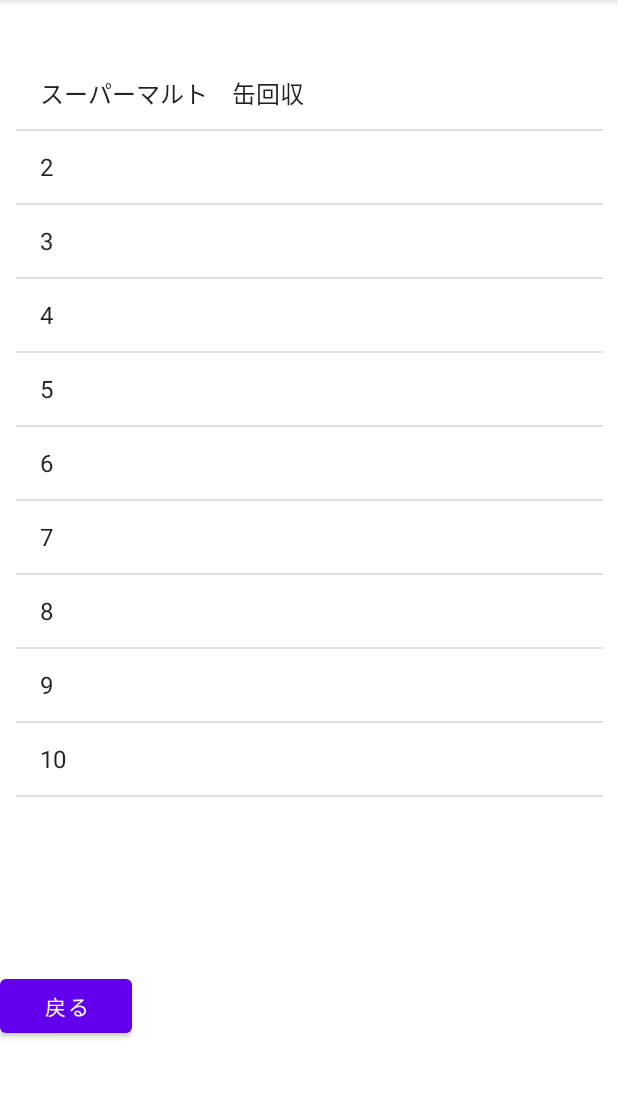
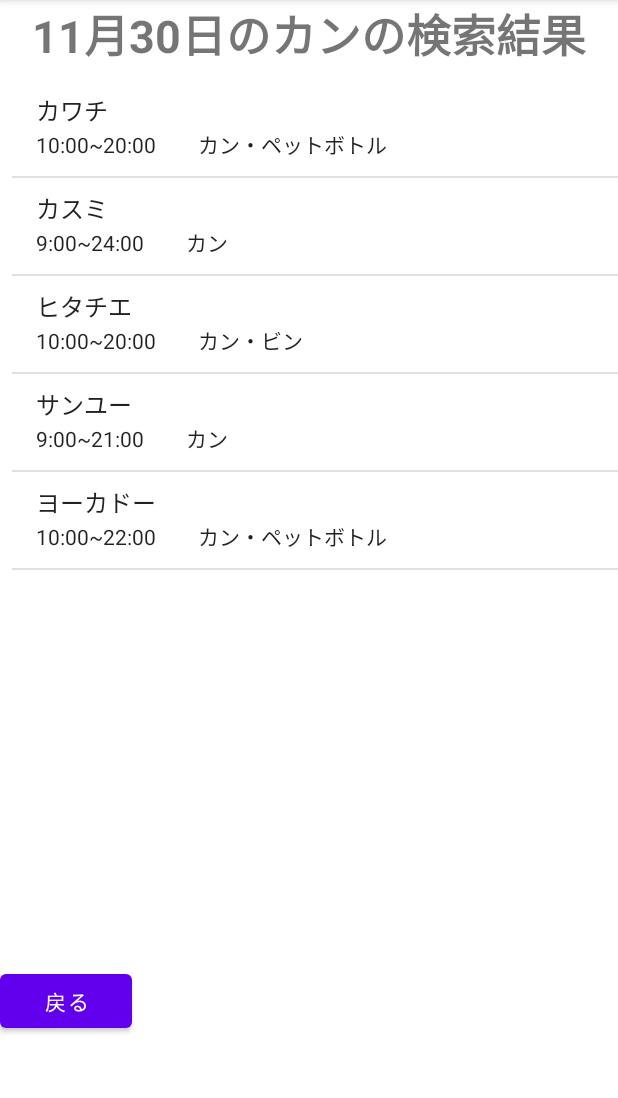
Before and after one commit to Ma4Ma4/RecycleApp, an Android app: the ResultActivity screen opened directly, with no data from a screen before it, on a phone screen of 412 x 824 dp, the part 84-1182 px from its top. Run offline under Robolectric (Android 15) with nearby library versions, the phone set to English and light mode, and no system bars.

Commit message:
Resultgo

```diff
--- a/app/src/main/java/com/example/recycleapp/ResultActivity.kt
+++ b/app/src/main/java/com/example/recycleapp/ResultActivity.kt
@@ -1,24 +1,44 @@
-
 package com.example.recycleapp
 
+import android.os.Bundle
+import android.widget.ListView
+import android.widget.SimpleAdapter
+import androidx.appcompat.app.AppCompatActivity
+import android.app.PendingIntent
 import android.content.Intent
-import android.os.Bundle
 import android.util.Log
-import android.widget.ArrayAdapter
+import android.view.View
 import android.widget.Button
-import android.widget.ListView
-import androidx.appcompat.app.AppCompatActivity
-
-
+import androidx.core.app.NotificationCompat
 /**/
 class ResultActivity : AppCompatActivity() {
     override fun onCreate(savedInstanceState: Bundle?) {
         super.onCreate(savedInstanceState)
         setContentView(R.layout.activity_result)
-        val array = arrayOf("スーパーマルト　缶回収", "2", "3", "4", "5", "6", "7", "8", "9", "10")
+        /*val array = arrayOf("カワチ", "サンユー", "ヨーカドー", "カスミ", "ヒタチエ")
         val listView = findViewById<ListView>(R.id.list_View)
         val adapter = ArrayAdapter<String>(this,android.R.layout.simple_list_item_1,array)
-        listView.adapter = adapter
+        listView.adapter = adapter*/
+
+
+        val lv:ListView =findViewById(R.id.list_View)
+        val data = mutableListOf(
+            mapOf("main" to "カワチ" ,"sub" to "10:00~20:00　　カン・ペットボトル"),
+            mapOf("main" to "カスミ" ,"sub" to "9:00~24:00　　カン"),
+            mapOf("main" to "ヒタチエ" ,"sub" to "10:00~20:00　　カン・ビン"),
+            mapOf("main" to "サンユー" ,"sub" to "9:00~21:00　　カン"),
+            mapOf("main" to "ヨーカドー" ,"sub" to "10:00~22:00　　カン・ペットボトル")
+        )
+
+        val adapter =SimpleAdapter(
+            this,
+            data,
+            android.R.layout.simple_list_item_2,
+            arrayOf("main","sub"),//第2引数のmapのキー(配列)
+            intArrayOf(android.R.id.text1,android.R.id.text2)//第3引数のレイアウトのビューのid(int配列)
+        )
+        //３）リストにセットして表示
+        lv.adapter =adapter
 
         val buttonback: Button = findViewById(R.id.button_back)
         buttonback.setOnClickListener {
@@ -31,15 +51,3 @@ class ResultActivity : AppCompatActivity() {
 
     }
 }
-
-/*　package com.example.recycleapp
-
-import androidx.appcompat.app.AppCompatActivity
-import android.os.Bundle
-
-class ResultActivity : AppCompatActivity() {
-    override fun onCreate(savedInstanceState: Bundle?) {
-        super.onCreate(savedInstanceState)
-        setContentView(R.layout.activity_result)
-    }
-}　*/
--- a/app/src/main/res/layout/activity_result.xml
+++ b/app/src/main/res/layout/activity_result.xml
@@ -1,34 +1,38 @@
 <?xml version="1.0" encoding="utf-8"?>
-
-<androidx.constraintlayout.widget.ConstraintLayout
-    xmlns:android="http://schemas.android.com/apk/res/android"
+<androidx.constraintlayout.widget.ConstraintLayout xmlns:android="http://schemas.android.com/apk/res/android"
     xmlns:app="http://schemas.android.com/apk/res-auto"
     xmlns:tools="http://schemas.android.com/tools"
     android:layout_width="match_parent"
     android:layout_height="match_parent"
     tools:context=".ResultActivity">
 
+    <LinearLayout
+        android:layout_width="match_parent"
+        android:layout_height="match_parent"
+        android:orientation="vertical">
+
+        <TextView
+            android:layout_width="match_parent"
+            android:layout_height="wrap_content"
+            android:text="11月30日のカンの検索結果"
+            android:textAlignment="center"
+            android:textSize="30sp"
+            android:textStyle="bold" />
+
+        <LinearLayout
+            android:id="@+id/container"
+            android:layout_width="match_parent"
+            android:layout_height="match_parent"
+            android:orientation="vertical">
+
             <ListView
                 android:id="@+id/list_View"
-        android:layout_width="391dp"
-        android:layout_height="535dp"
+                android:layout_width="409dp"
+                android:layout_height="582dp"
                 android:layout_marginStart="8dp"
+                android:layout_marginTop="8dp"
                 android:layout_marginEnd="8dp"
-        android:layout_marginBottom="8dp"
-        app:layout_constraintBottom_toBottomOf="parent"
-        app:layout_constraintEnd_toEndOf="parent"
-        app:layout_constraintStart_toStartOf="parent"
-        app:layout_constraintTop_toTopOf="parent"
-        app:layout_constraintVertical_bias="0.17" />
-
-    <LinearLayout
-        android:layout_width="match_parent"
-        android:layout_height="wrap_content"
-        android:orientation="horizontal"
-        app:layout_constraintTop_toBottomOf="@+id/list_View"
-        app:layout_constraintBottom_toBottomOf="parent"
-        app:layout_constraintStart_toStartOf="parent"
-        app:layout_constraintEnd_toEndOf="parent">
+                android:layout_marginBottom="8dp" />
 
             <Button
                 android:id="@+id/button_back"
@@ -38,4 +42,8 @@
 
         </LinearLayout>
 
+
+    </LinearLayout>
+
+
 </androidx.constraintlayout.widget.ConstraintLayout>
```
Lines whose indentation alone changed are shown as unchanged.
